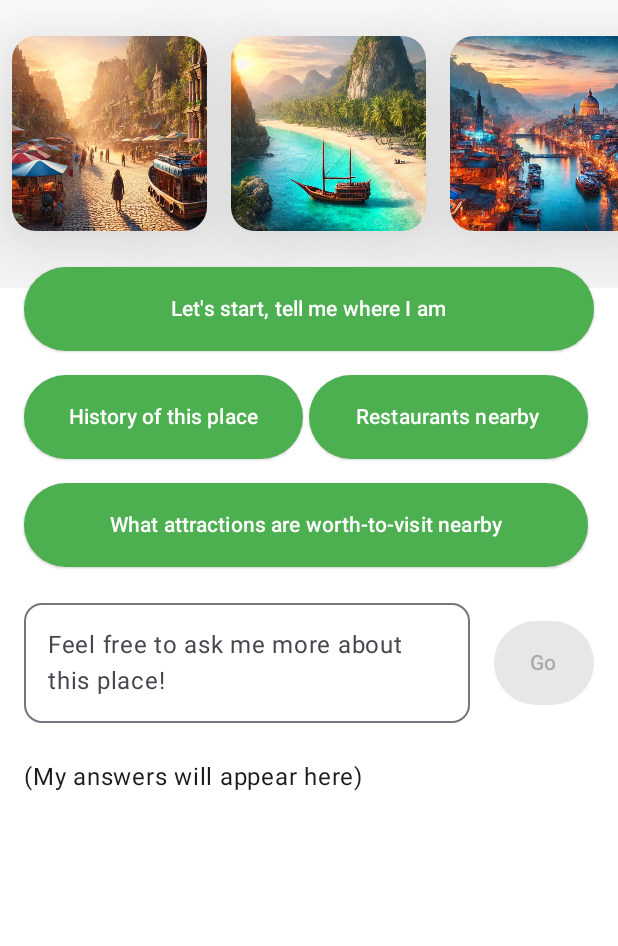
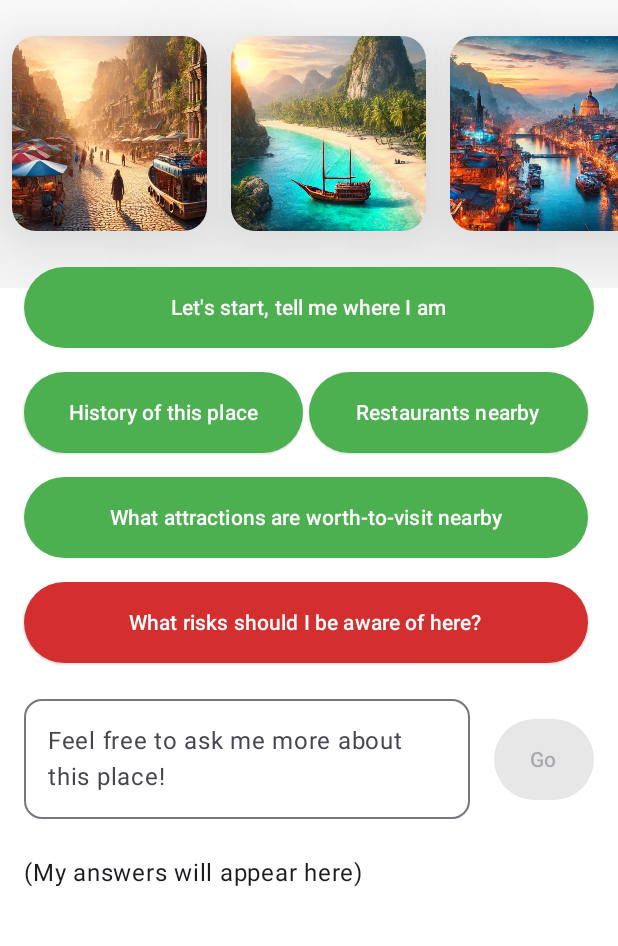
Before and after one commit to ravo9/Android_Learning_And_Self-Improvement_Project, an Android app built with Jetpack Compose: the screen it shows after launch (MainActivity), on a phone screen of 412 x 824 dp, the part 96-1042 px from its top. Run offline under Robolectric (Android 15) with nearby library versions, the phone set to English and light mode, and no system bars; libraries missing offline, so code that uses them is left out: com.google.ai.client; 3 statements that could not run were skipped.

Commit message:
New option "safety tips" implemented

```diff
--- a/app/src/main/java/com/dreamcatcher/travelwithai/MainScreen.kt
+++ b/app/src/main/java/com/dreamcatcher/travelwithai/MainScreen.kt
@@ -32,6 +32,7 @@ import androidx.compose.runtime.saveable.rememberSaveable
 import androidx.compose.runtime.setValue
 import androidx.compose.ui.Alignment
 import androidx.compose.ui.Modifier
+import androidx.compose.ui.graphics.Color
 import androidx.compose.ui.layout.ContentScale
 import androidx.compose.ui.platform.LocalContext
 import androidx.compose.ui.platform.LocalSoftwareKeyboardController
@@ -56,7 +57,7 @@ fun MainScreen() {
     if (!locationPermissionState.status.isGranted) {
         LaunchedEffect(Unit) { locationPermissionState.launchPermissionRequest() }
     } else {
-        val buttonHeight = 56.dp
+        val buttonHeight = 54.dp
         val defaultPaddingHalf = 8.dp
         val defaultPaddingQuarter = 4.dp
         val defaultPadding = 16.dp
@@ -177,6 +178,31 @@ fun MainScreen() {
             item {
                 Row(
                     modifier = Modifier.padding(
+                        horizontal = defaultPadding,
+                        vertical = defaultPaddingHalf,
+                    )
+                ) {
+                    Button(
+                        onClick = {
+                            mainViewModel.sendPrompt(MessageType.SAFETY)
+                            keyboardController?.hide()
+                        },
+                        modifier = Modifier
+                            .weight(1.0f)
+                            .align(Alignment.CenterVertically)
+                            .height(buttonHeight)
+                            .padding(end = defaultPaddingQuarter),
+                        elevation = ButtonDefaults.elevatedButtonElevation(),
+                        colors = ButtonDefaults.buttonColors(
+                            containerColor = Color(0xFFD32F2F) // Safety red
+                        )
+                    ) { Text(text = stringResource(R.string.safety_rules)) }
+                }
+            }
+
+            item {
+                Row(
+                    modifier = Modifier.padding(
                         start = defaultPadding,
                         end = defaultPadding,
                         top = defaultPadding,
--- a/app/src/main/res/values/strings.xml
+++ b/app/src/main/res/values/strings.xml
@@ -9,4 +9,5 @@
     <string name="restaurants_nearby">Restaurants nearby</string>
     <string name="history_of_this_place">History of this place</string>
     <string name="tourist_spots">What attractions are worth-to-visit nearby</string>
+    <string name="safety_rules">What risks should I be aware of here?</string>
 </resources>
```
Also changed, not shown: app/src/main/java/com/dreamcatcher/travelwithai/MainViewModel.kt (+12 -2 lines).
